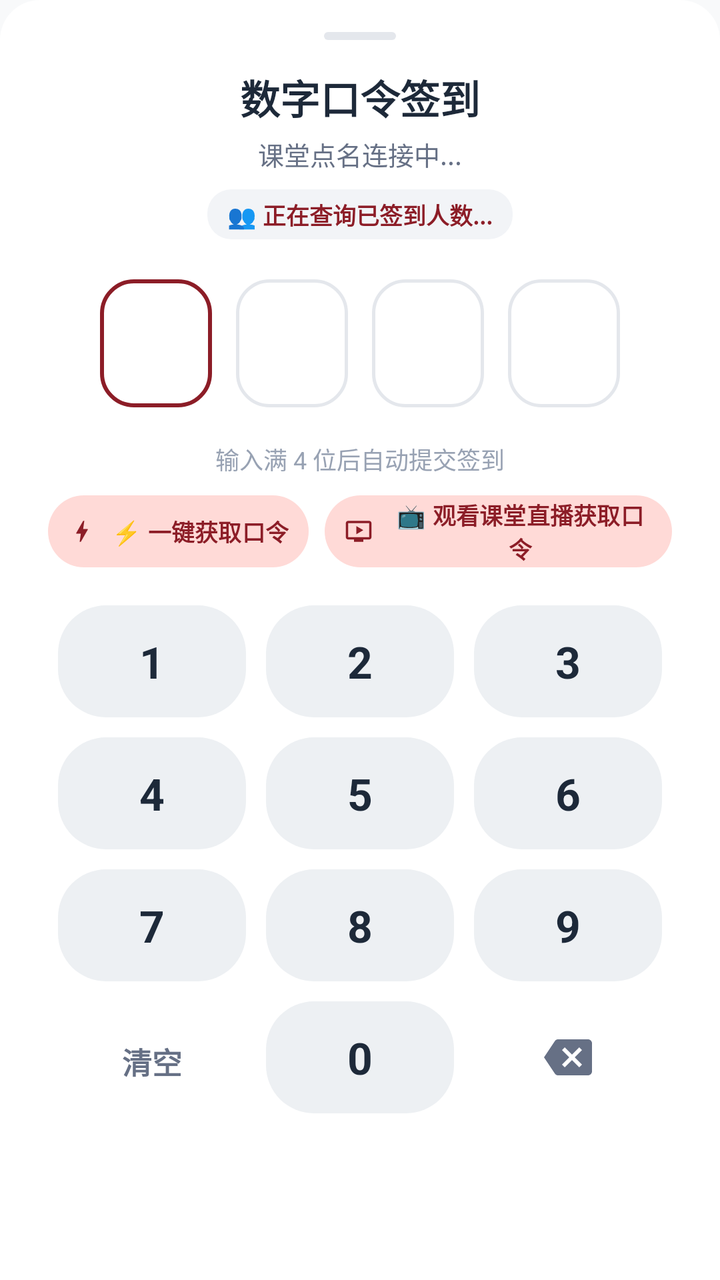
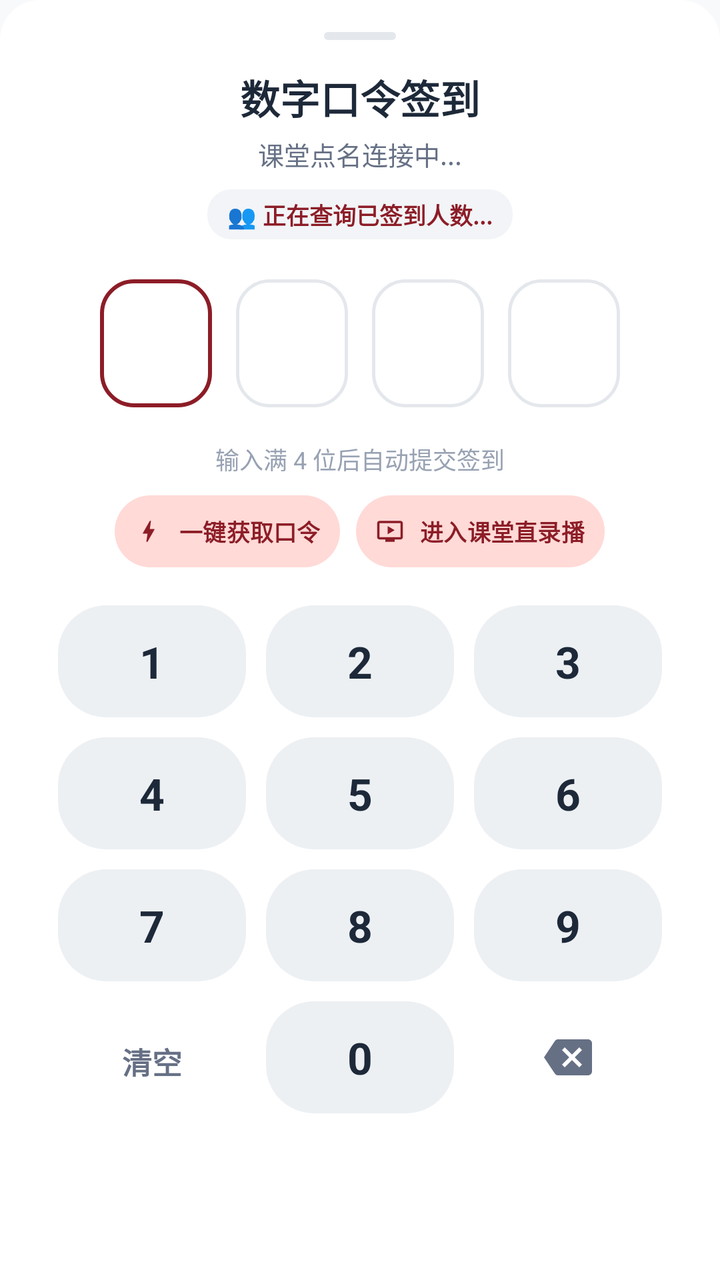

The first picture is an Android layout as it rendered before a commit; the second is the same layout after the commit. The layout source and the unified diff follow.
<!-- AndroidManifest.xml: application theme Theme.UsstJwgl -->
<!-- res/layout/bottom_sheet_number_rollcall.xml -->
<?xml version="1.0" encoding="utf-8"?>
<LinearLayout xmlns:android="http://schemas.android.com/apk/res/android"
    xmlns:app="http://schemas.android.com/apk/res-auto"
    android:layout_width="match_parent"
    android:layout_height="wrap_content"
    android:background="@drawable/bottom_sheet_bg"
    android:gravity="center_horizontal"
    android:orientation="vertical"
    android:paddingHorizontal="24dp"
    android:paddingTop="16dp"
    android:paddingBottom="24dp">

    
    <View
        android:layout_width="36dp"
        android:layout_height="4dp"
        android:layout_gravity="center_horizontal"
        android:layout_marginBottom="14dp"
        android:background="@drawable/drag_handle" />

    
    <TextView
        android:layout_width="wrap_content"
        android:layout_height="wrap_content"
        android:text="数字口令签到"
        android:textColor="@color/text_primary"
        android:textSize="20sp"
        android:textStyle="bold" />

    <TextView
        android:id="@+id/tvCourseName"
        android:layout_width="wrap_content"
        android:layout_height="wrap_content"
        android:layout_marginTop="4dp"
        android:ellipsize="end"
        android:maxLines="1"
        android:text="课堂点名连接中..."
        android:textColor="@color/text_secondary"
        android:textSize="13sp" />

    
    <TextView
        android:id="@+id/tvAttendanceStats"
        android:layout_width="wrap_content"
        android:layout_height="wrap_content"
        android:layout_marginTop="8dp"
        android:background="@drawable/bg_badge_rounded"
        android:backgroundTint="@color/surface_variant"
        android:paddingHorizontal="10dp"
        android:paddingVertical="4dp"
        android:text="👥 正在查询已签到人数..."
        android:textColor="@color/primary"
        android:textSize="11.5sp"
        android:textStyle="bold" />

    
    <LinearLayout
        android:id="@+id/layoutPinBoxes"
        android:layout_width="wrap_content"
        android:layout_height="wrap_content"
        android:layout_marginTop="20dp"
        android:gravity="center"
        android:orientation="horizontal">

        
        <FrameLayout
            android:id="@+id/boxPin1"
            android:layout_width="56dp"
            android:layout_height="64dp"
            android:background="@drawable/bg_pin_box_active">

            <TextView
                android:id="@+id/tvPin1"
                android:layout_width="wrap_content"
                android:layout_height="wrap_content"
                android:layout_gravity="center"
                android:textColor="@color/text_primary"
                android:textSize="26sp"
                android:textStyle="bold" />
        </FrameLayout>

        
        <FrameLayout
            android:id="@+id/boxPin2"
            android:layout_width="56dp"
            android:layout_height="64dp"
            android:layout_marginStart="12dp"
            android:background="@drawable/bg_pin_box">

            <TextView
                android:id="@+id/tvPin2"
                android:layout_width="wrap_content"
                android:layout_height="wrap_content"
                android:layout_gravity="center"
                android:textColor="@color/text_primary"
                android:textSize="26sp"
                android:textStyle="bold" />
        </FrameLayout>

        
        <FrameLayout
            android:id="@+id/boxPin3"
            android:layout_width="56dp"
            android:layout_height="64dp"
            android:layout_marginStart="12dp"
            android:background="@drawable/bg_pin_box">

            <TextView
                android:id="@+id/tvPin3"
                android:layout_width="wrap_content"
                android:layout_height="wrap_content"
                android:layout_gravity="center"
                android:textColor="@color/text_primary"
                android:textSize="26sp"
                android:textStyle="bold" />
        </FrameLayout>

        
        <FrameLayout
            android:id="@+id/boxPin4"
            android:layout_width="56dp"
            android:layout_height="64dp"
            android:layout_marginStart="12dp"
            android:background="@drawable/bg_pin_box">

            <TextView
                android:id="@+id/tvPin4"
                android:layout_width="wrap_content"
                android:layout_height="wrap_content"
                android:layout_gravity="center"
                android:textColor="@color/text_primary"
                android:textSize="26sp"
                android:textStyle="bold" />
        </FrameLayout>

    </LinearLayout>

    
    <LinearLayout
        android:layout_width="match_parent"
        android:layout_height="28dp"
        android:layout_marginTop="12dp"
        android:gravity="center"
        android:orientation="horizontal">

        <ProgressBar
            android:id="@+id/progressSubmitting"
            android:layout_width="18dp"
            android:layout_height="18dp"
            android:layout_marginEnd="8dp"
            android:indeterminateTint="@color/primary"
            android:visibility="gone" />

        <TextView
            android:id="@+id/tvStatusTip"
            android:layout_width="wrap_content"
            android:layout_height="wrap_content"
            android:ellipsize="end"
            android:maxLines="1"
            android:text="输入满 4 位后自动提交签到"
            android:textColor="@color/text_tertiary"
            android:textSize="12sp" />
    </LinearLayout>

    
    <LinearLayout
        android:layout_width="wrap_content"
        android:layout_height="wrap_content"
        android:layout_marginTop="4dp"
        android:gravity="center"
        android:orientation="horizontal">

        
        <com.google.android.material.button.MaterialButton
            android:id="@+id/btnFetchCodeDirectly"
            style="@style/Widget.Material3.Button.TonalButton"
            android:layout_width="wrap_content"
            android:layout_height="36dp"
            android:layout_marginEnd="8dp"
            android:insetTop="0dp"
            android:insetBottom="0dp"
            android:paddingHorizontal="10dp"
            android:paddingVertical="0dp"
            android:text="⚡ 一键获取口令"
            android:textColor="@color/primary"
            android:textSize="11.5sp"
            android:textStyle="bold"
            app:cornerRadius="18dp"
            app:icon="@drawable/ic_bolt"
            app:iconSize="14dp"
            app:iconTint="@color/primary" />

        
        <com.google.android.material.button.MaterialButton
            android:id="@+id/btnWatchLiveForCode"
            style="@style/Widget.Material3.Button.TonalButton"
            android:layout_width="wrap_content"
            android:layout_height="36dp"
            android:insetTop="0dp"
            android:insetBottom="0dp"
            android:paddingHorizontal="10dp"
            android:paddingVertical="0dp"
            android:text="📺 观看课堂直播获取口令"
            android:textColor="@color/primary"
            android:textSize="11.5sp"
            android:textStyle="bold"
            app:cornerRadius="18dp"
            app:icon="@drawable/ic_live_video"
            app:iconSize="14dp"
            app:iconTint="@color/primary" />

    </LinearLayout>

    
    <com.google.android.material.checkbox.MaterialCheckBox
        android:id="@+id/cbSignAll"
        android:layout_width="wrap_content"
        android:layout_height="wrap_content"
        android:layout_marginTop="2dp"
        android:checked="true"
        android:text="同时为全部已保存账号签到 (独立设备码)"
        android:textColor="@color/text_secondary"
        android:textSize="12sp"
        android:visibility="gone" />

    
    <LinearLayout
        android:id="@+id/layoutKeypad"
        android:layout_width="match_parent"
        android:layout_height="wrap_content"
        android:layout_marginTop="14dp"
        android:orientation="vertical">

        
        <LinearLayout
            android:layout_width="match_parent"
            android:layout_height="wrap_content"
            android:orientation="horizontal">

            <TextView
                android:id="@+id/key1"
                android:layout_width="0dp"
                android:layout_height="56dp"
                android:layout_margin="5dp"
                android:layout_weight="1"
                android:background="@drawable/bg_keypad_button"
                android:gravity="center"
                android:text="1"
                android:textColor="@color/text_primary"
                android:textSize="22sp"
                android:textStyle="bold" />

            <TextView
                android:id="@+id/key2"
                android:layout_width="0dp"
                android:layout_height="56dp"
                android:layout_margin="5dp"
                android:layout_weight="1"
                android:background="@drawable/bg_keypad_button"
                android:gravity="center"
                android:text="2"
                android:textColor="@color/text_primary"
                android:textSize="22sp"
                android:textStyle="bold" />

            <TextView
                android:id="@+id/key3"
                android:layout_width="0dp"
                android:layout_height="56dp"
                android:layout_margin="5dp"
                android:layout_weight="1"
                android:background="@drawable/bg_keypad_button"
                android:gravity="center"
                android:text="3"
                android:textColor="@color/text_primary"
                android:textSize="22sp"
                android:textStyle="bold" />
        </LinearLayout>

        
        <LinearLayout
            android:layout_width="match_parent"
            android:layout_height="wrap_content"
            android:orientation="horizontal">

            <TextView
                android:id="@+id/key4"
                android:layout_width="0dp"
                android:layout_height="56dp"
                android:layout_margin="5dp"
                android:layout_weight="1"
                android:background="@drawable/bg_keypad_button"
                android:gravity="center"
                android:text="4"
                android:textColor="@color/text_primary"
                android:textSize="22sp"
                android:textStyle="bold" />

            <TextView
                android:id="@+id/key5"
                android:layout_width="0dp"
                android:layout_height="56dp"
                android:layout_margin="5dp"
                android:layout_weight="1"
                android:background="@drawable/bg_keypad_button"
                android:gravity="center"
                android:text="5"
                android:textColor="@color/text_primary"
                android:textSize="22sp"
                android:textStyle="bold" />

            <TextView
                android:id="@+id/key6"
                android:layout_width="0dp"
                android:layout_height="56dp"
                android:layout_margin="5dp"
                android:layout_weight="1"
                android:background="@drawable/bg_keypad_button"
                android:gravity="center"
                android:text="6"
                android:textColor="@color/text_primary"
                android:textSize="22sp"
                android:textStyle="bold" />
        </LinearLayout>

        
        <LinearLayout
            android:layout_width="match_parent"
            android:layout_height="wrap_content"
            android:orientation="horizontal">

            <TextView
                android:id="@+id/key7"
                android:layout_width="0dp"
                android:layout_height="56dp"
                android:layout_margin="5dp"
                android:layout_weight="1"
                android:background="@drawable/bg_keypad_button"
                android:gravity="center"
                android:text="7"
                android:textColor="@color/text_primary"
                android:textSize="22sp"
                android:textStyle="bold" />

            <TextView
                android:id="@+id/key8"
                android:layout_width="0dp"
                android:layout_height="56dp"
                android:layout_margin="5dp"
                android:layout_weight="1"
                android:background="@drawable/bg_keypad_button"
                android:gravity="center"
                android:text="8"
                android:textColor="@color/text_primary"
                android:textSize="22sp"
                android:textStyle="bold" />

            <TextView
                android:id="@+id/key9"
                android:layout_width="0dp"
                android:layout_height="56dp"
                android:layout_margin="5dp"
                android:layout_weight="1"
                android:background="@drawable/bg_keypad_button"
                android:gravity="center"
                android:text="9"
                android:textColor="@color/text_primary"
                android:textSize="22sp"
                android:textStyle="bold" />
        </LinearLayout>

        
        <LinearLayout
            android:layout_width="match_parent"
            android:layout_height="wrap_content"
            android:orientation="horizontal">

            <TextView
                android:id="@+id/keyClear"
                android:layout_width="0dp"
                android:layout_height="56dp"
                android:layout_margin="5dp"
                android:layout_weight="1"
                android:background="?attr/selectableItemBackgroundBorderless"
                android:gravity="center"
                android:text="清空"
                android:textColor="@color/text_secondary"
                android:textSize="15sp"
                android:textStyle="bold" />

            <TextView
                android:id="@+id/key0"
                android:layout_width="0dp"
                android:layout_height="56dp"
                android:layout_margin="5dp"
                android:layout_weight="1"
                android:background="@drawable/bg_keypad_button"
                android:gravity="center"
                android:text="0"
                android:textColor="@color/text_primary"
                android:textSize="22sp"
                android:textStyle="bold" />

            <FrameLayout
                android:id="@+id/keyDelete"
                android:layout_width="0dp"
                android:layout_height="56dp"
                android:layout_margin="5dp"
                android:layout_weight="1"
                android:background="?attr/selectableItemBackgroundBorderless"
                android:clickable="true"
                android:focusable="true">

                <ImageView
                    android:layout_width="24dp"
                    android:layout_height="24dp"
                    android:layout_gravity="center"
                    android:src="@drawable/ic_backspace"
                    app:tint="@color/text_secondary" />
            </FrameLayout>

        </LinearLayout>

    </LinearLayout>

</LinearLayout>
<!-- resources referenced by this layout -->
<resources>
  <color name="primary">#8C1D27</color>
  <color name="surface_variant">#F2F4F7</color>
  <color name="text_primary">#1D2939</color>
  <color name="text_secondary">#667085</color>
  <color name="text_tertiary">#98A2B3</color>
  <!-- drawable bg_badge_rounded (drawable) -->
  <?xml version="1.0" encoding="utf-8"?>
  <shape xmlns:android="http://schemas.android.com/apk/res/android"
      android:shape="rectangle">
      <corners android:radius="12dp" />
      <solid android:color="@color/badge_bg" />
  </shape>
  <!-- drawable bg_keypad_button (drawable) -->
  <?xml version="1.0" encoding="utf-8"?>
  <ripple xmlns:android="http://schemas.android.com/apk/res/android"
      android:color="?attr/colorControlHighlight">
      <item>
          <shape android:shape="rectangle">
              <corners android:radius="24dp" />
              <solid android:color="@color/surface_container" />
          </shape>
      </item>
  </ripple>
  <!-- drawable bg_pin_box (drawable) -->
  <?xml version="1.0" encoding="utf-8"?>
  <shape xmlns:android="http://schemas.android.com/apk/res/android"
      android:shape="rectangle">
      <corners android:radius="16dp" />
      <solid android:color="@color/surface" />
      <stroke
          android:width="1.5dp"
          android:color="@color/border" />
  </shape>
  <!-- drawable bg_pin_box_active (drawable) -->
  <?xml version="1.0" encoding="utf-8"?>
  <shape xmlns:android="http://schemas.android.com/apk/res/android"
      android:shape="rectangle">
      <corners android:radius="16dp" />
      <solid android:color="@color/surface" />
      <stroke
          android:width="2dp"
          android:color="@color/primary" />
  </shape>
  <!-- drawable bottom_sheet_bg (drawable) -->
  <?xml version="1.0" encoding="utf-8"?>
  <shape xmlns:android="http://schemas.android.com/apk/res/android"
      android:shape="rectangle">
      <solid android:color="@color/surface" />
      <corners
          android:topLeftRadius="20dp"
          android:topRightRadius="20dp"
          android:bottomLeftRadius="0dp"
          android:bottomRightRadius="0dp" />
  </shape>
  <!-- drawable drag_handle (drawable) -->
  <?xml version="1.0" encoding="utf-8"?>
  <shape xmlns:android="http://schemas.android.com/apk/res/android">
      <solid android:color="@color/border" />
      <corners android:radius="2dp" />
  </shape>
  <!-- drawable ic_bolt (drawable) -->
  <vector xmlns:android="http://schemas.android.com/apk/res/android"
      android:width="24dp"
      android:height="24dp"
      android:viewportWidth="24"
      android:viewportHeight="24">
    <path
        android:fillColor="#FFFFFFFF"
        android:pathData="M11,21h-1l1,-7H7.5c-0.58,0 -0.57,-0.32 -0.38,-0.66 0.19,-0.34 0.05,-0.08 0.07,-0.12C8.48,10.94 10.42,7.54 13,3h1l-1,7h3.5c0.49,0 0.56,0.33 0.47,0.51l-0.07,0.15C12.96,17.55 11,21 11,21z"/>
  </vector>
  <!-- drawable ic_live_video (drawable) -->
  <vector xmlns:android="http://schemas.android.com/apk/res/android"
      android:width="24dp"
      android:height="24dp"
      android:viewportWidth="24"
      android:viewportHeight="24">
      <path
          android:fillColor="#FF8C1D27"
          android:pathData="M21,3H3c-1.1,0 -2,0.9 -2,2v12c0,1.1 0.9,2 2,2h5v2h8v-2h5c1.1,0 2,-0.9 2,-2V5c0,-1.1 -0.9,-2 -2,-2zM21,17H3V5h18v12zM10,7.5v7l6,-3.5l-6,-3.5z" />
  </vector>
  <color name="badge_bg">#FFDAD8</color>
  <color name="surface_container">#EDF0F3</color>
  <color name="surface">#FFFFFF</color>
  <color name="border">#E4E7EC</color>
  <color name="on_primary">#FFFFFF</color>
  <color name="primary_container">#FFDAD8</color>
  <color name="on_primary_container">#3B080E</color>
  <color name="secondary">#775654</color>
  <color name="secondary_container">#FFDAD7</color>
  <color name="on_secondary_container">#2C1514</color>
  <color name="background">#F8F9FA</color>
  <!-- unchanged entries left out for length: 2 -->
</resources>

<!-- the commit's change to res/layout/bottom_sheet_number_rollcall.xml (unified diff, before → after) -->
@@ -181,7 +181,7 @@
             android:insetBottom="0dp"
             android:paddingHorizontal="10dp"
             android:paddingVertical="0dp"
-            android:text="⚡ 一键获取口令"
+            android:text="一键获取口令"
             android:textColor="@color/primary"
             android:textSize="11.5sp"
             android:textStyle="bold"
@@ -200,7 +200,7 @@
             android:insetBottom="0dp"
             android:paddingHorizontal="10dp"
             android:paddingVertical="0dp"
-            android:text="📺 观看课堂直播获取口令"
+            android:text="进入课堂直录播"
             android:textColor="@color/primary"
             android:textSize="11.5sp"
             android:textStyle="bold"
